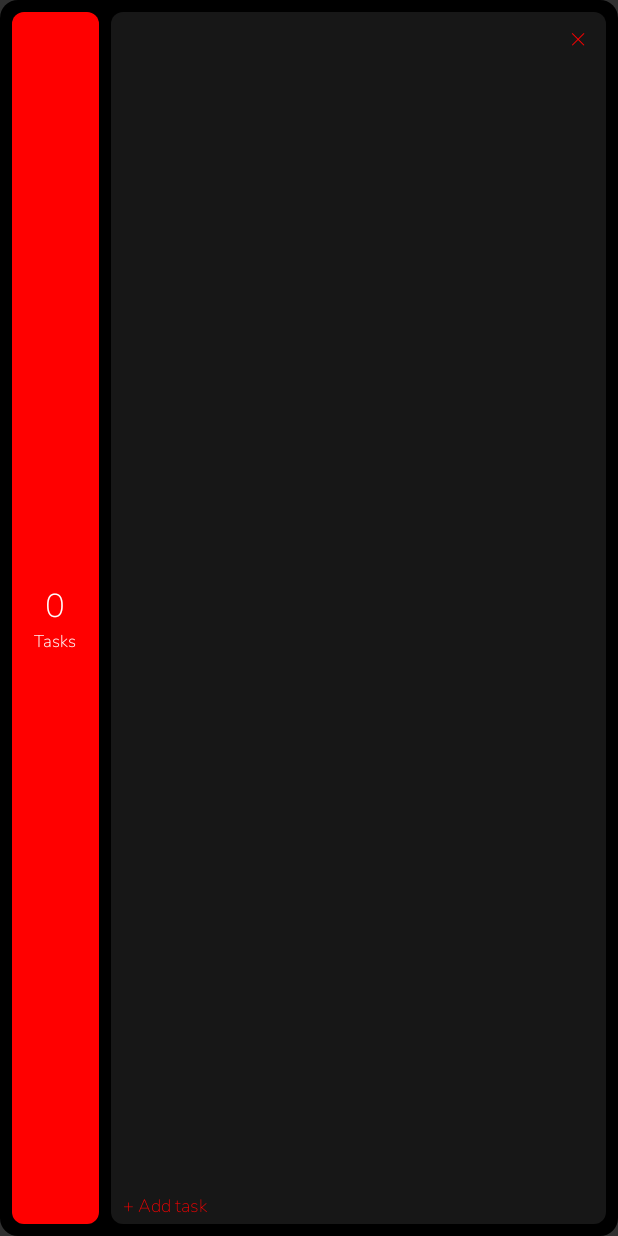
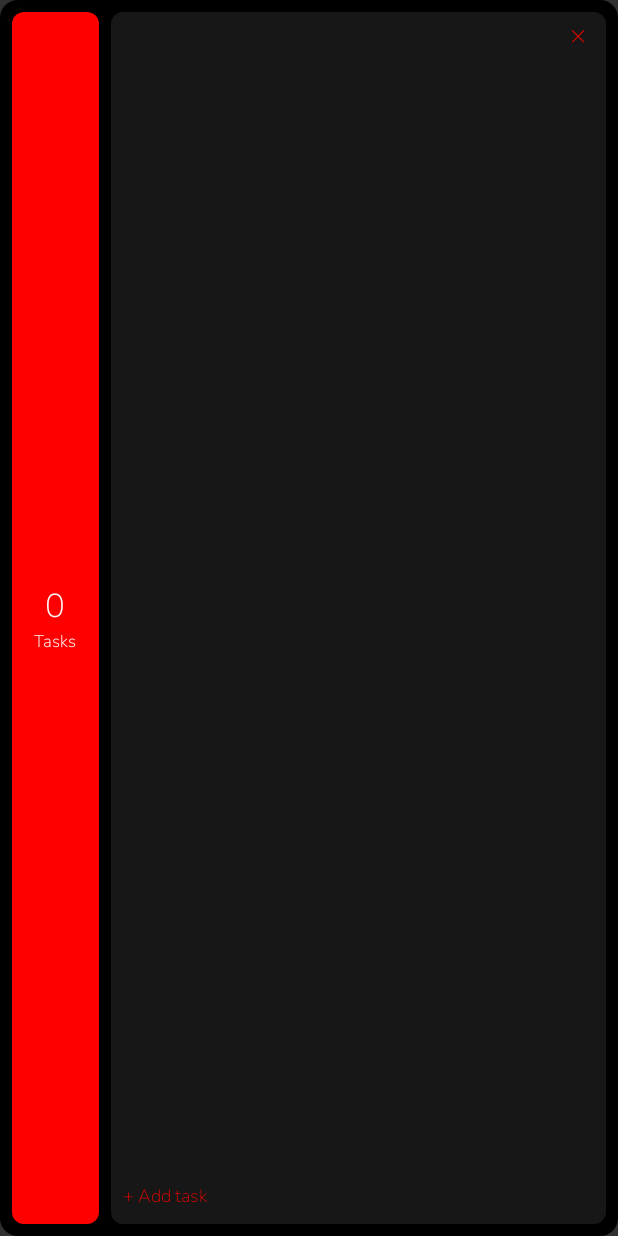
Before and after one commit to NiharVishwakarma/Clarity_Todo, an Android app built with Jetpack Compose: the layout todo_widget.xml on its own in the app's theme, with its tools: preview values and no code run, on a phone screen of 412 x 824 dp. Run offline under Robolectric (Android 15) with nearby library versions, the light colour scheme and no system bars.

Commit message:
Format history dates and balance widget spacing

```diff
--- a/app/src/main/res/layout/todo_widget.xml
+++ b/app/src/main/res/layout/todo_widget.xml
@@ -73,9 +73,9 @@
         android:layout_height="match_parent"
         android:orientation="vertical"
         android:paddingStart="8dp"
-        android:paddingTop="4dp"
+        android:paddingTop="2dp"
         android:paddingEnd="8dp"
-        android:paddingBottom="3dp"
+        android:paddingBottom="10dp"
         android:background="@android:color/transparent">
 
         <LinearLayout
```
Also changed, not shown: app/src/main/java/com/example/darktodo/MainActivity.kt (+7 -2 lines), app/src/main/java/com/example/darktodo/data/HistoryDateFormatter.kt (added, +18 -0 lines), 1 other file.
